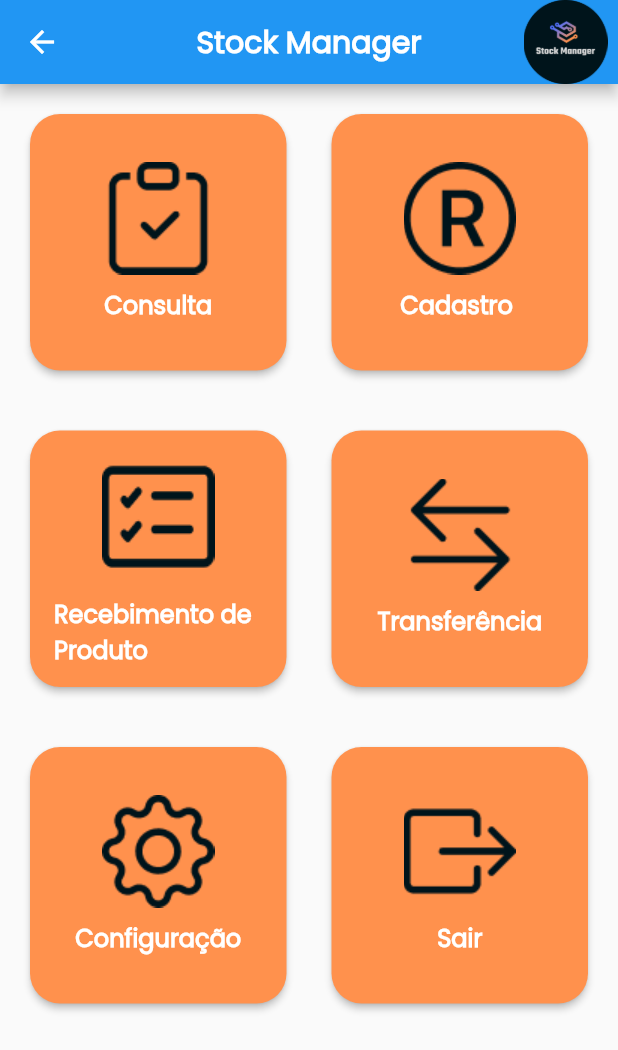
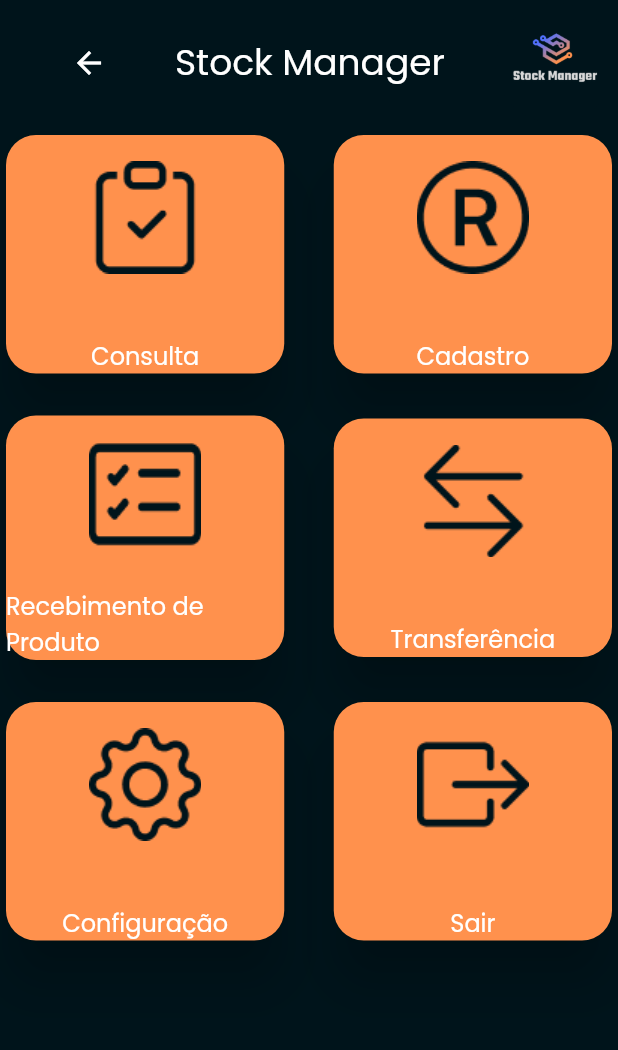
Before and after one commit to stock-manager1/app-stock-manager, a Flutter app: the screen it shows after launch, scrolled down 86 dp, after a tap on "Entrar", on a phone screen of 412 x 824 dp. Shown: the top 1050 px of the screen. Run offline on Flutter 3.47's test engine with Material 2 defaults, Android fonts, the phone set to English and light mode, and no system bars.

Commit message:
Update opcoes.dart

```diff
--- a/lib/pages/opcoes.dart
+++ b/lib/pages/opcoes.dart
@@ -1,7 +1,5 @@
 import 'package:flutter/material.dart';
 import 'package:flutter_application_1/pages/login.pages.dart';
-import 'package:flutter_application_1/pages/transferencia.pages.dart';
-
 
 void main() {
   runApp(MyApp());
@@ -28,136 +26,242 @@ class MyApp extends StatelessWidget {
 class Opcoes extends StatelessWidget {
   @override
   Widget build(BuildContext context) {
-    return Scaffold(
-      appBar: AppBar(
-        leading: IconButton(
+    return MaterialApp(
+      // .....
+      title: 'Cards',
+      debugShowCheckedModeBanner: false,
+      theme: ThemeData(
+        fontFamily: 'Poppins',
+      ),
+      home: Scaffold(
+        body: Container(
+          color: const Color(0xFF00141b),
+          child: Column(
+            children: [
+              Padding(
+                padding: EdgeInsets.all(2.0),
+                child: Row(
+                  children: [
+                    Spacer(),
+                    IconButton(
                       icon: Icon(Icons.arrow_back),
+                      color: Colors.white,
                       onPressed: () {
                         Navigator.of(context).push(
                           MaterialPageRoute(builder: (context) => LoginPage()),
                         );
-            // Ação ao pressionar a seta para a esquerda
                       },
                     ),
-        title: Text(
+                    Spacer(),
+                    Text(
                       'Stock Manager',
                       style: TextStyle(
-            fontWeight: FontWeight.bold,
+                        fontSize: 24.0,
                         color: Colors.white,
                       ),
                     ),
-        centerTitle: true,
-        actions: [
+                    Spacer(),
                     Image.asset(
                       'assets/Stock_Manager_logo.png',
-            width: 70.0,
-            height: 70.0,
-          ),
-        ],
-      ),
-      body: Center(
-
-        child: GridView.count(
-          crossAxisCount: 2, // Dois itens por linha
-          padding: EdgeInsets.all(20.0),
-          mainAxisSpacing: 40.0, // Espaçamento vertical entre os itens
-          crossAxisSpacing: 30.0, // Espaçamento horizontal entre os itens
-          children: [
-            ButtonWithImage(
-              image: AssetImage('assets/images/card1.png'),
-              text: 'Consulta',
-              onPressed: () {
-                // Ação ao pressionar o botão 1
-              },
-            ),
-            ButtonWithImage(
-              image: AssetImage('assets/images/card2.png'),
-              text: 'Cadastro ',
-              onPressed: () {
-                // Ação ao pressionar o botão 2
-              },
-            ),
-            ButtonWithImage(
-              image: AssetImage('assets/images/card3.png'),
-              text: 'Recebimento de Produto',
-              onPressed: () {
-                // Ação ao pressionar o botão 3
-              },
-            ),
-            ButtonWithImage(
-              image: AssetImage('assets/images/card4.png'),
-              text: 'Transferência',
-              onPressed: () {
-                Navigator.of(context).push(
-                MaterialPageRoute(builder: (context) => TransferenciaPage()),
-                );
-                // Ação ao pressionar o botão 4
-              },
-            ),
-            ButtonWithImage(
-              image: AssetImage('assets/images/card5.png'),
-              text: 'Configuração',
-              onPressed: () {
-                // Ação ao pressionar o botão 5
-              },
-            ),
-            ButtonWithImage(
-              image: AssetImage('assets/images/card6.png'),
-              text: 'Sair',
-              onPressed: () {
-                // Ação ao pressionar o botão 6
-              },
+                      width: 80.0,
+                      height: 80.0,
                     ),
                   ],
                 ),
               ),
-    );
-  }
-}
-
-class ButtonWithImage extends StatelessWidget {
-  final ImageProvider image;
-  final String text;
-  final VoidCallback onPressed;
-
-  const ButtonWithImage({
-    required this.image,
-    required this.text,
-    required this.onPressed,
-  });
-
-  @override
-  Widget build(BuildContext context) {
-    return Container(
-      width: 100,
-      height: 200,
-      child: ElevatedButton(
-        onPressed: onPressed,
-        style: ElevatedButton.styleFrom(
-          primary: Color(0xffFF914D),
+              SizedBox(height: 2.0),
+              Row(
+                mainAxisAlignment: MainAxisAlignment.spaceEvenly,
+                children: [
+                  Expanded(
+                    child: Card(
+                      color: Color(0xffFF914D),
+                      elevation: 15.0,
                       shape: RoundedRectangleBorder(
                         borderRadius: BorderRadius.circular(20.0),
-          ),
                       ),
                       child: Column(
                         mainAxisAlignment: MainAxisAlignment.center,
                         children: [
-            Image(
-              image: image,
-              fit: BoxFit.contain,
+                          Image.asset(
+                            'assets/images/card1.png',
+                            width: 110.0,
+                            height: 110.0,
                           ),
-            SizedBox(height: 8.0),
+                          SizedBox(height: 25.0),
                           Text(
-              text,
+                            'Consulta',
                             style: TextStyle(
                               fontSize: 16.0,
-                fontWeight: FontWeight.bold,
+                              fontFamily: 'Poppins',
                               color: Colors.white,
                             ),
                           ),
                         ],
                       ),
                     ),
+                  ),
+                  SizedBox(width: 25.0),
+                  Expanded(
+                    child: Card(
+                      color: Color(0xffFF914D),
+                      elevation: 15.0,
+                      shape: RoundedRectangleBorder(
+                        borderRadius: BorderRadius.circular(20.0),
+                      ),
+                      child: Column(
+                        mainAxisAlignment: MainAxisAlignment.center,
+                        children: [
+                          Image.asset(
+                            'assets/images/card2.png',
+                            width: 110.0,
+                            height: 110.0,
+                          ),
+                          SizedBox(height: 25.0),
+                          Text(
+                            'Cadastro',
+                            style: TextStyle(
+                              fontSize: 16.0,
+                              fontFamily: 'Poppins',
+                              color: Colors.white,
+                            ),
+                          ),
+                        ],
+                      ),
+                    ),
+                  ),
+                ],
+              ),
+              SizedBox(height: 20.0),
+              Row(
+                mainAxisAlignment: MainAxisAlignment.spaceEvenly,
+                children: [
+                  Expanded(
+                    child: Card(
+                      color: Color(0xffFF914D),
+                      elevation: 15.0,
+                      shape: RoundedRectangleBorder(
+                        borderRadius: BorderRadius.circular(20.0),
+                      ),
+                      child: Column(
+                        mainAxisAlignment: MainAxisAlignment.center,
+                        children: [
+                          Image.asset(
+                            'assets/images/card3.png',
+                            width: 105.0,
+                            height: 105.0,
+                          ),
+                          SizedBox(height: 10.0),
+                          Text(
+                            'Recebimento de Produto',
+                            style: TextStyle(
+                              fontSize: 16.0,
+                              fontFamily: 'Poppins',
+                              color: Colors.white,
+                            ),
+                          ),
+                        ],
+                      ),
+                    ),
+                  ),
+                  SizedBox(width: 25.0),
+                  Expanded(
+                    child: Card(
+                      color: Color(0xffFF914D),
+                      elevation: 15.0,
+                      shape: RoundedRectangleBorder(
+                        borderRadius: BorderRadius.circular(20.0),
+                      ),
+                      child: Column(
+                        mainAxisAlignment: MainAxisAlignment.center,
+                        children: [
+                          Image.asset(
+                            'assets/images/card4.png',
+                            width: 110.0,
+                            height: 110.0,
+                          ),
+                          SizedBox(height: 25.0),
+                          Text(
+                            'Transferência',
+                            style: TextStyle(
+                              fontSize: 16.0,
+                              fontFamily: 'Poppins',
+                              color: Colors.white,
+                            ),
+                          ),
+                        ],
+                      ),
+                    ),
+                  ),
+                ],
+              ),
+              SizedBox(height: 20.0),
+              Row(
+                mainAxisAlignment: MainAxisAlignment.spaceEvenly,
+                children: [
+                  Expanded(
+                    child: Card(
+                      color: Color(0xffFF914D),
+                      elevation: 15.0,
+                      shape: RoundedRectangleBorder(
+                        borderRadius: BorderRadius.circular(20.0),
+                      ),
+                      child: Column(
+                        mainAxisAlignment: MainAxisAlignment.center,
+                        children: [
+                          Image.asset(
+                            'assets/images/card5.png',
+                            width: 110.0,
+                            height: 110.0,
+                          ),
+                          SizedBox(height: 25.0),
+                          Text(
+                            'Configuração',
+                            style: TextStyle(
+                              fontSize: 16.0,
+                              fontFamily: 'Poppins',
+                              color: Colors.white,
+                            ),
+                          ),
+                        ],
+                      ),
+                    ),
+                  ),
+                  SizedBox(width: 25.0),
+                  Expanded(
+                    child: Card(
+                      color: Color(0xffFF914D),
+                      elevation: 15.0,
+                      shape: RoundedRectangleBorder(
+                        borderRadius: BorderRadius.circular(20.0),
+                      ),
+                      child: Column(
+                        mainAxisAlignment: MainAxisAlignment.center,
+                        children: [
+                          Image.asset(
+                            'assets/images/card6.png',
+                            width: 110.0,
+                            height: 110.0,
+                          ),
+                          SizedBox(height: 25.0),
+                          Text(
+                            'Sair',
+                            style: TextStyle(
+                              fontSize: 16.0,
+                              fontFamily: 'Poppins',
+                              color: Colors.white,
+                            ),
+                          ),
+                        ],
+                      ),
+                    ),
+                  ),
+                ],
+              ),
+            ],
+          ),
+        ),
+      ),
     );
   }
 }
```
Lines whose indentation alone changed are shown as unchanged.
